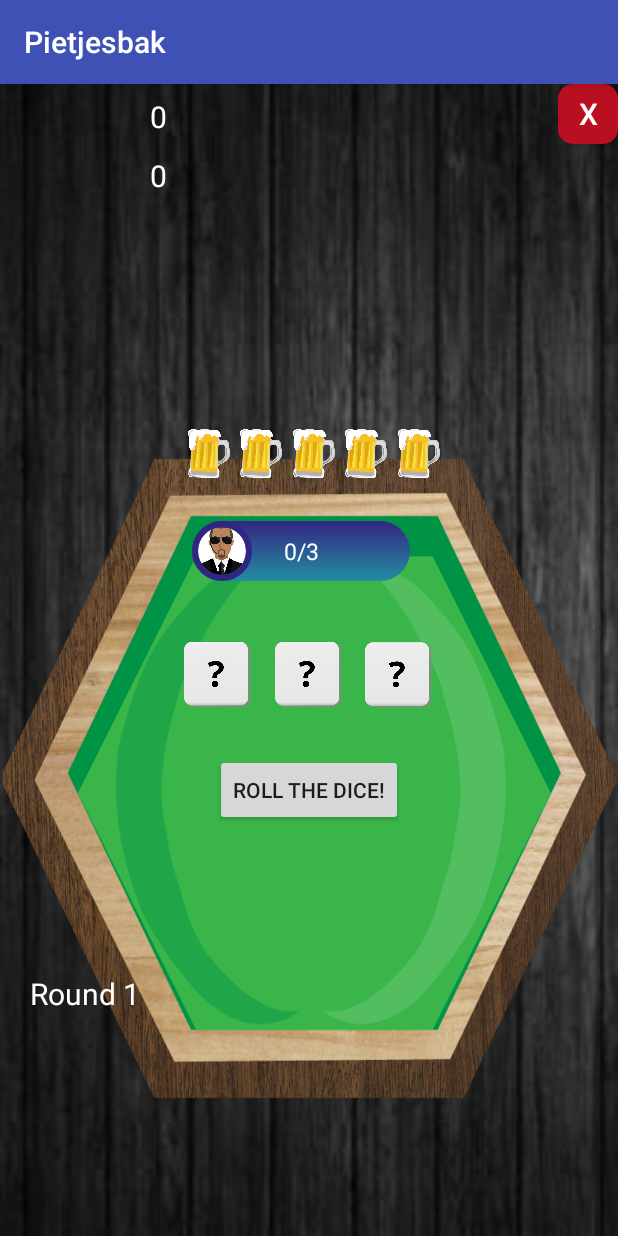
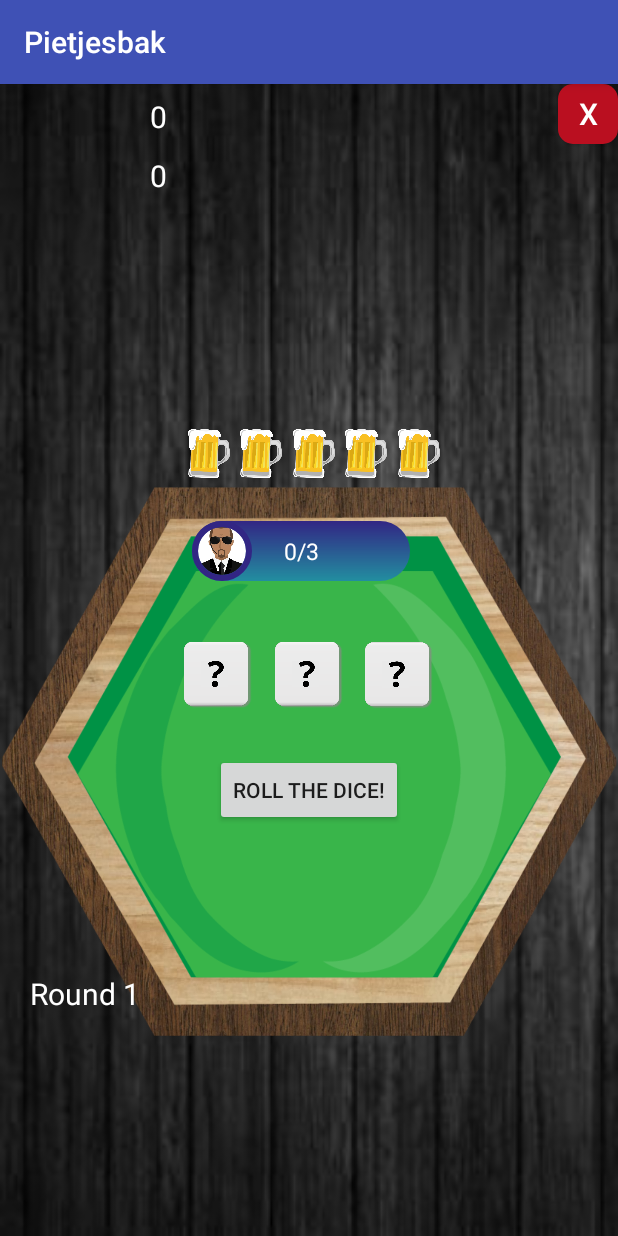
Before and after one commit to dielanophals/Pietjesbak, an Android app: the Activity2 screen opened directly, with no data from a screen before it, on a phone screen of 412 x 824 dp. Run offline under Robolectric (Android 15) with nearby library versions, the phone set to English and light mode, and no system bars; our stand-ins replace CircleImageView.

Commit message:
Update activity_2.xml
tafel

```diff
--- a/app/src/main/res/layout/activity_2.xml
+++ b/app/src/main/res/layout/activity_2.xml
@@ -14,8 +14,11 @@
         android:layout_width="wrap_content"
         android:layout_height="wrap_content"
         android:orientation="vertical"
-        android:background="@drawable/table1"
         >
+        <ImageView
+            android:layout_width="wrap_content"
+            android:layout_height="wrap_content"
+            android:src="@drawable/table1"/>
         <TextView
             android:layout_width="wrap_content"
             android:layout_height="wrap_content"
```
